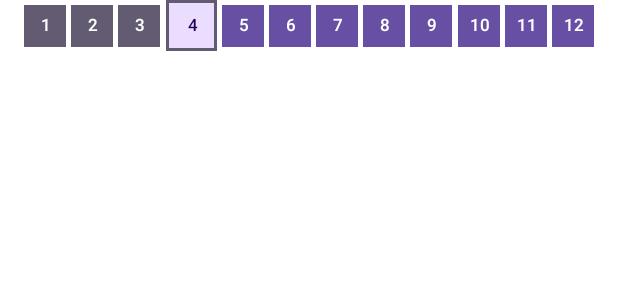
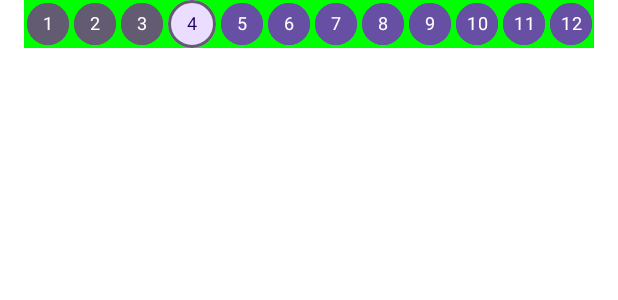
Before and after one commit to srseibs/Sweat-With-Annette, an Android app built with Jetpack Compose: the @Preview function ExerciseProgressIndicatorPreview, on a phone screen of 412 x 824 dp. Shown: the top 300 px of the screen. Run offline under Robolectric (Android 15) with nearby library versions, the phone set to English and light mode, and no system bars.

Commit message:
Playing with progress indicator auto-sizing

```diff
--- a/app/src/main/java/com/sailinghawklabs/exercisetime/screens/exerciseScreen/components/NumberedProgressIndicator.kt
+++ b/app/src/main/java/com/sailinghawklabs/exercisetime/screens/exerciseScreen/components/NumberedProgressIndicator.kt
@@ -1,21 +1,30 @@
 package com.sailinghawklabs.exercisetime.screens.exerciseScreen.components
 
 import android.util.Log
+import androidx.compose.foundation.BorderStroke
 import androidx.compose.foundation.background
 import androidx.compose.foundation.border
 import androidx.compose.foundation.layout.Arrangement
 import androidx.compose.foundation.layout.Box
+import androidx.compose.foundation.layout.Column
+import androidx.compose.foundation.layout.Row
 import androidx.compose.foundation.layout.fillMaxWidth
 import androidx.compose.foundation.layout.padding
 import androidx.compose.foundation.layout.size
-import androidx.compose.foundation.lazy.LazyRow
+import androidx.compose.foundation.layout.wrapContentWidth
+import androidx.compose.foundation.shape.CircleShape
 import androidx.compose.material3.MaterialTheme
 import androidx.compose.material3.Text
 import androidx.compose.runtime.Composable
 import androidx.compose.ui.Alignment
 import androidx.compose.ui.Modifier
+import androidx.compose.ui.draw.drawBehind
 import androidx.compose.ui.graphics.Color
+import androidx.compose.ui.layout.layout
 import androidx.compose.ui.text.style.TextAlign
+import androidx.compose.ui.tooling.preview.Devices.NEXUS_5
+import androidx.compose.ui.tooling.preview.Devices.NEXUS_6P
+import androidx.compose.ui.tooling.preview.Devices.NEXUS_7_2013
 import androidx.compose.ui.tooling.preview.Preview
 import androidx.compose.ui.unit.Dp
 import androidx.compose.ui.unit.dp
@@ -32,14 +41,19 @@ fun NumberedProgressIndicator(
         "NumberedProgressIndicator: $activeExerciseIndex of $numExercises"
     )
 
-    LazyRow(
+    Row(
         modifier = modifier
             .fillMaxWidth()
-            .padding(horizontal = 16.dp),
-        horizontalArrangement = Arrangement.SpaceBetween,
+            .padding(horizontal = 16.dp)
+            .background(Color.Green),
+        horizontalArrangement = Arrangement.SpaceAround,
         verticalAlignment = Alignment.CenterVertically,
     ) {
-        items(count = numExercises) { index ->
+
+        val highlightedDotSize = 32.dp
+        val normalDotSize = 28.dp
+
+        repeat(numExercises) { index ->
 
             val backgroundColor: Color
             val dotSize: Dp
@@ -49,39 +63,64 @@ fun NumberedProgressIndicator(
 
             if (index < activeExerciseIndex) {
                 backgroundColor = MaterialTheme.colorScheme.secondary
-                dotSize = 28.dp
+                dotSize = normalDotSize
                 borderColor = backgroundColor
                 textColor = MaterialTheme.colorScheme.onSecondary
             } else if (index == activeExerciseIndex) {
-                dotSize = 34.dp
+                dotSize = highlightedDotSize
                 backgroundColor = MaterialTheme.colorScheme.primaryContainer
                 borderColor = MaterialTheme.colorScheme.secondary
                 textColor = MaterialTheme.colorScheme.onPrimaryContainer
             } else { // index > activeExerciseIndex
                 backgroundColor = MaterialTheme.colorScheme.primary
-                dotSize = 28.dp
+                dotSize = normalDotSize
                 borderColor = backgroundColor
                 textColor = MaterialTheme.colorScheme.onPrimary
             }
 
             val dotValue = (index + 1).toString()
+
             Box(
                 contentAlignment = Alignment.Center,
                 modifier = Modifier
-                    .background(backgroundColor)
+                    .size(dotSize)
+                    .background(backgroundColor, shape = CircleShape)
+                    .border(BorderStroke(2.dp, borderColor), shape = CircleShape)
+                    .layout() { measurable, constraints ->
+                        // Measure the composable
+                        val placeable = measurable.measure(constraints)
 
-//                    .clip(CircleShape)
+                        //get the current max dimension to assign width=height
+                        val currentHeight = placeable.height
+                        val currentWidth = placeable.width
+                        val newDiameter = maxOf(currentHeight, currentWidth)
 
-                    .border(
-                        width = 2.dp,
-                        color = borderColor,
-                    )
-                    .size(dotSize)
-            ) {
+                        //assign the dimension and the center position
+                        layout(newDiameter, newDiameter) {
+                            // Where the composable gets placed
+                            placeable.placeRelative(
+                                (newDiameter - currentWidth) / 2,
+                                (newDiameter - currentHeight) / 2
+                            )
+                        }
+                    }
+            ){
+
                 Text(
-                    modifier = Modifier.padding(0.dp),
+                    modifier = Modifier
+                        .padding(1.dp),
+//                        .drawBehind {
+//                            drawCircle(
+//                                color = borderColor,
+//                                radius = dotSize.toPx() + 1.dp.toPx(),
+//                            )
+//                            drawCircle(
+//                                color = backgroundColor,
+//                                radius = dotSize.toPx(),
+//                            )
+//                        },
                     text = dotValue,
-                    style = MaterialTheme.typography.labelSmall,
+                    style = MaterialTheme.typography.bodySmall,
                     textAlign = TextAlign.Center,
                     color = textColor,
                 )
@@ -91,7 +130,7 @@ fun NumberedProgressIndicator(
 }
 
 
-@Preview(showSystemUi = true)
+@Preview(showSystemUi = true, device = NEXUS_5)
 @Composable
 fun ExerciseProgressIndicatorPreview() {
     ExerciseTimeTheme {
```
